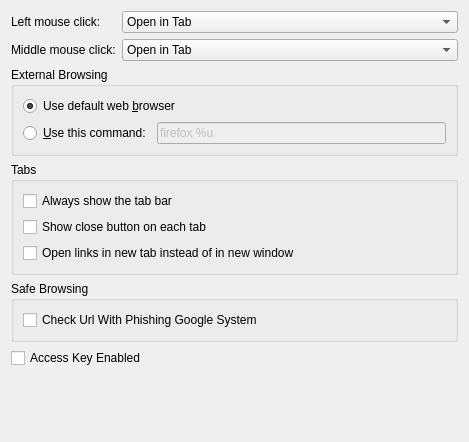
The window that configuration/ui/settings_browser.ui (KDE/akregator) describes before a commit, drawn with Qt 5.
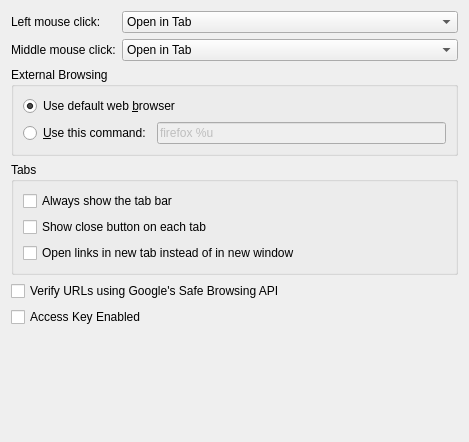
The same window after the commit. Custom widgets are drawn as their Qt base class.

Commit message:
Safe Browsing configuration: improve wording, remove redundant GroupBox
Summary:
This de-clutters the **Configure Internal Browser Component** dialog a bit by:
- removing the redundant **Safe Browsing** GroupBox
- improving the wording of the Safe Browsing option

== Before/After
{F3733787, size=full}

Test Plan:
- Applied diff to Akregator build
- Opened configuration dialog
- Enabled SafeBrowsing
- Navigated to http://malware.testing.google.test/testing/malware/

Reviewers: mlaurent

Reviewed By: mlaurent

Subscribers: #kde_pim

Tags: #kde_pim

Patch:
```diff
--- a/configuration/ui/settings_browser.ui
+++ b/configuration/ui/settings_browser.ui
@@ -135,19 +135,10 @@
     </widget>
    </item>
    <item>
-    <widget class="QGroupBox" name="groupBox_5">
-     <property name="title">
-      <string>Safe Browsing</string>
-     </property>
-     <layout class="QVBoxLayout" name="verticalLayout_3">
-      <item>
        <widget class="QCheckBox" name="kcfg_CheckPhishingUrl">
         <property name="text">
-         <string>Check Url With Phishing Google System</string>
-        </property>
-       </widget>
-      </item>
-     </layout>
+      <string>Verify URLs using Google's Safe Browsing API</string>
+     </property>
     </widget>
    </item>
    <item>
```
Lines whose indentation alone changed are shown as unchanged.
